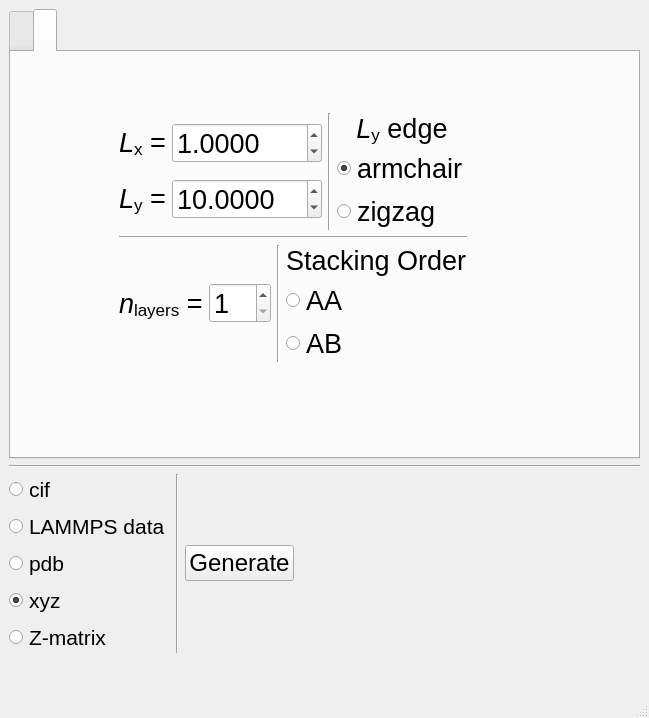
Old version of the form sknano/nanogen_gui/nanogen_2.ui in the repository scikit-nano/scikit-nano.
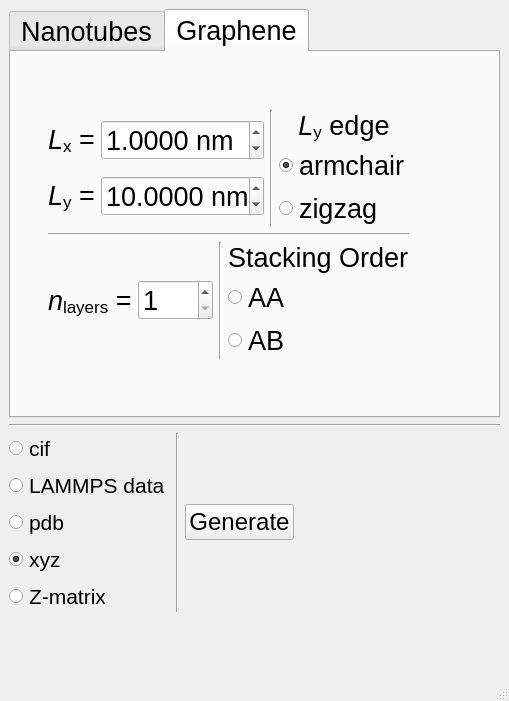
New version of the form. The open tabs and pages were chosen to show the change.

```diff
--- a/sknano/nanogen_gui/nanogen_2.ui
+++ b/sknano/nanogen_gui/nanogen_2.ui
@@ -6,8 +6,8 @@
    <rect>
     <x>0</x>
     <y>0</y>
-    <width>649</width>
-    <height>718</height>
+    <width>509</width>
+    <height>701</height>
    </rect>
   </property>
   <property name="font">
@@ -20,13 +20,13 @@
    <string>NanoGen</string>
   </property>
   <widget class="QWidget" name="centralwidget">
-   <layout class="QVBoxLayout" name="verticalLayout_13">
+   <layout class="QVBoxLayout" name="verticalLayout_14">
     <item>
      <widget class="QTabWidget" name="nanogen_tabWidget">
       <property name="minimumSize">
        <size>
-        <width>500</width>
-        <height>450</height>
+        <width>0</width>
+        <height>0</height>
        </size>
       </property>
       <property name="font">
@@ -40,7 +40,7 @@
       </property>
       <widget class="QWidget" name="nanogen_tabWidgetPage1" native="true">
        <attribute name="title">
-        <string/>
+        <string>Nanotubes</string>
        </attribute>
        <layout class="QVBoxLayout" name="verticalLayout_12">
         <item>
@@ -503,17 +503,10 @@
       </widget>
       <widget class="QWidget" name="nanogen_tabWidgetPage2" native="true">
        <attribute name="title">
-        <string/>
+        <string>Graphene</string>
        </attribute>
-       <widget class="QWidget" name="">
-        <property name="geometry">
-         <rect>
-          <x>21</x>
-          <y>11</y>
-          <width>527</width>
-          <height>349</height>
-         </rect>
-        </property>
+       <layout class="QVBoxLayout" name="verticalLayout_13">
+        <item>
         <layout class="QHBoxLayout" name="horizontalLayout_24">
          <item>
           <spacer name="horizontalSpacer_9">
@@ -576,6 +569,9 @@
                        <pointsize>20</pointsize>
                       </font>
                      </property>
+                      <property name="suffix">
+                       <string> nm</string>
+                      </property>
                      <property name="decimals">
                       <number>4</number>
                      </property>
@@ -613,6 +609,9 @@
                        <pointsize>20</pointsize>
                       </font>
                      </property>
+                      <property name="suffix">
+                       <string> nm</string>
+                      </property>
                      <property name="decimals">
                       <number>4</number>
                      </property>
@@ -802,7 +801,8 @@
           </spacer>
          </item>
         </layout>
-       </widget>
+        </item>
+       </layout>
       </widget>
      </widget>
     </item>
```
Left out of the diff: 22 changed lines with no effect on the pictures. Lines whose indentation alone changed are shown as unchanged.
